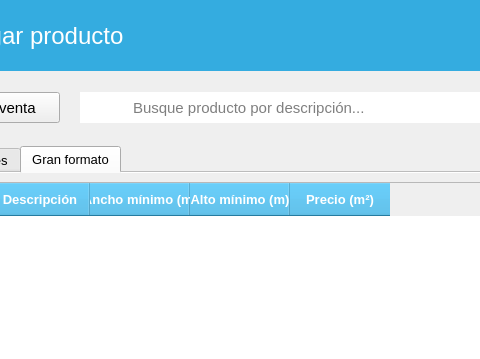
The window that src/CrearVenta/Ui_AgregarProducto.ui (ivanperez-7/printpos) describes before a commit, drawn with Qt 5; both pictures show x 129 to 609 and y 0 to 359 of the 951 by 623 pixel window.
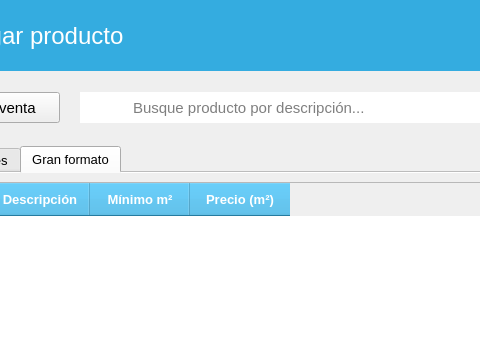
The same window after the commit. The open tabs and pages were chosen to show the change. Icons and pictures are not drawn.

Patch:
```diff
--- a/src/CrearVenta/Ui_AgregarProducto.ui
+++ b/src/CrearVenta/Ui_AgregarProducto.ui
@@ -706,12 +706,7 @@
              </column>
              <column>
               <property name="text">
-               <string>Ancho mínimo (m)</string>
-              </property>
-             </column>
-             <column>
-              <property name="text">
-               <string>Alto mínimo (m)</string>
+               <string>Mínimo m²</string>
               </property>
              </column>
              <column>
```
Left out of the diff: 22 changed lines with no effect on the pictures.
